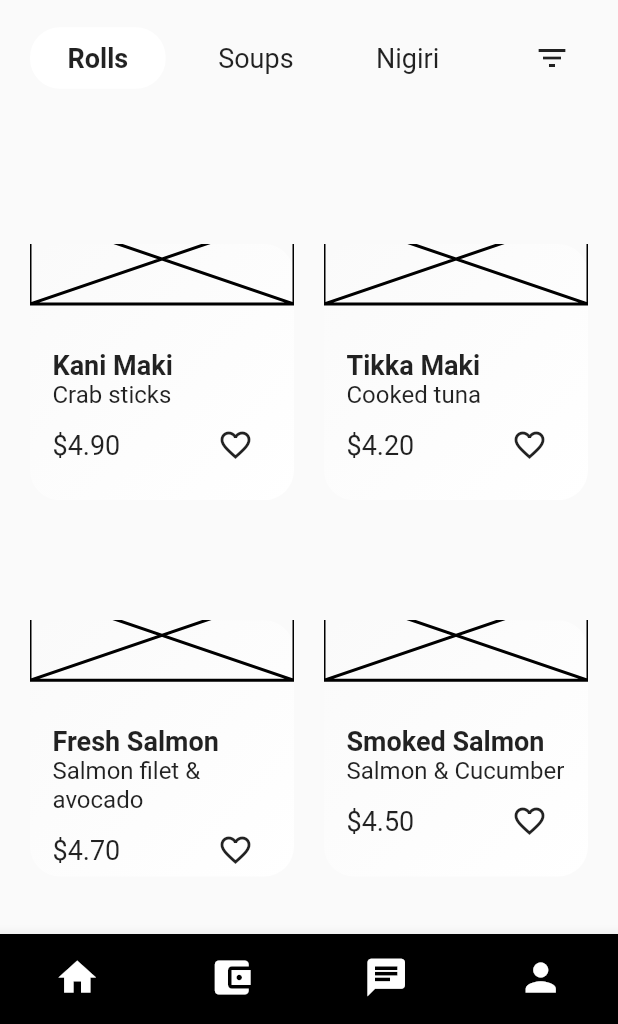
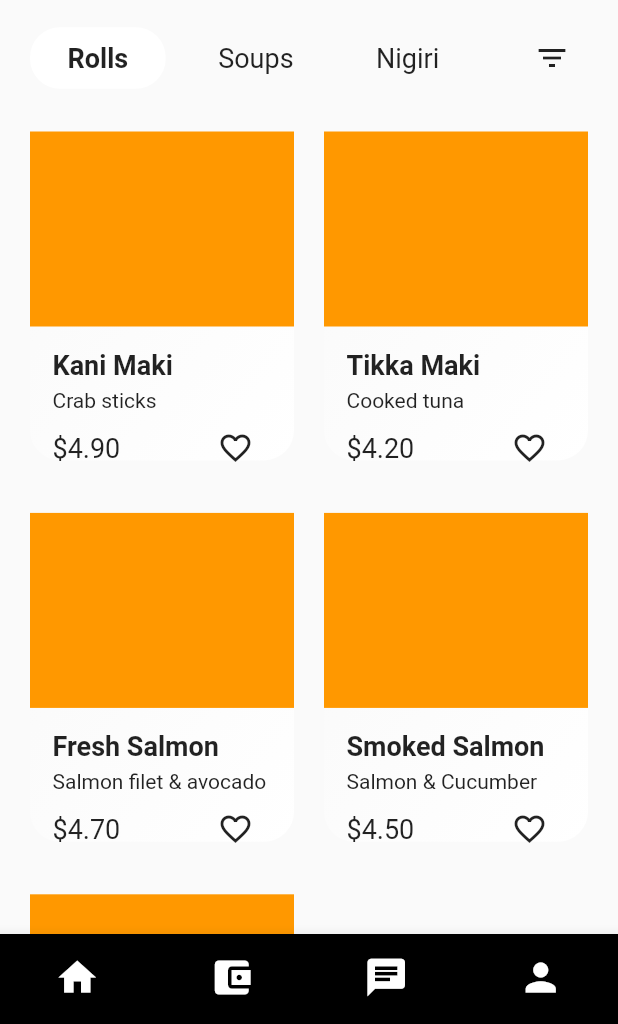
Before and after one commit to codingbbq/flutter_sushi_app, a Flutter app: the SushiListingPage screen opened by its route, on a phone screen of 412 x 824 dp, the part 212-1236 px from its top. Run offline on Flutter 3.47's test engine with Material 2 defaults, Android fonts, the phone set to English and light mode, and no system bars.

Commit message:
Getting the gridview to accomodate the images

```diff
--- a/lib/pages/listing_page/sushi_card.dart
+++ b/lib/pages/listing_page/sushi_card.dart
@@ -11,22 +11,26 @@ class SushiCard extends StatelessWidget {
     return Stack(
       children: [
         Container(
+          margin: EdgeInsets.only(
+            top: 80.0,
+          ),
           padding: EdgeInsets.only(
             top: 70.0,
             left: 15.0,
             right: 15.0,
-            bottom: 15.0,
+            bottom: 5.0,
           ),
           decoration: BoxDecoration(
             color: Colors.white,
             borderRadius: BorderRadius.circular(20.0),
             gradient: LinearGradient(
-                begin: Alignment.topLeft,
-                end: Alignment.bottomRight,
-                colors: [
-                  Colors.grey[50],
-                  Colors.white,
-                ]),
+              begin: Alignment.topLeft,
+              end: Alignment.bottomRight,
+              colors: [
+                Colors.grey[50],
+                Colors.white,
+              ],
+            ),
           ),
           child: Column(
             crossAxisAlignment: CrossAxisAlignment.start,
@@ -38,10 +42,13 @@ class SushiCard extends StatelessWidget {
                   fontSize: 18.0,
                 ),
               ),
+              SizedBox(
+                height: 5.0,
+              ),
               Text(
                 item.sushiSubTitle,
                 style: TextStyle(
-                  fontSize: 16.0,
+                  fontSize: 14.0,
                 ),
               ),
               Row(
@@ -62,17 +69,14 @@ class SushiCard extends StatelessWidget {
             ],
           ),
         ),
-
-        // Images
         Positioned(
-          left: 0,
-          right: 0,
-          top: -20.0,
+          top: 5.0,
+          left: 0.0,
+          right: 0.0,
           child: Container(
-            height: 60.0,
-            child: Placeholder(
-              color: Colors.black,
-            ),
+            height: 130,
+            width: 100,
+            color: Colors.orange,
           ),
         ),
       ],
--- a/lib/pages/listing_page/sushi_listing.dart
+++ b/lib/pages/listing_page/sushi_listing.dart
@@ -10,6 +10,7 @@ class SushiListingPage extends StatelessWidget {
     final orientation = MediaQuery.of(context).orientation;
     return Scaffold(
       backgroundColor: Colors.grey[50],
+      extendBody: true,
       appBar: AppBar(
         backgroundColor: Colors.transparent,
         shadowColor: Colors.transparent,
@@ -59,7 +60,7 @@ class SushiListingPage extends StatelessWidget {
             SushiTags(),
 
             SizedBox(
-              height: 100.0,
+              height: 20.0,
             ),
 
             Expanded(
@@ -68,8 +69,8 @@ class SushiListingPage extends StatelessWidget {
                 scrollDirection: Axis.vertical,
                 itemCount: sushiList.length,
                 gridDelegate: SliverGridDelegateWithFixedCrossAxisCount(
-                    childAspectRatio: MediaQuery.of(context).size.height / 800,
-                    mainAxisSpacing: 80.0,
+                    childAspectRatio: MediaQuery.of(context).size.height / 1050,
+                    mainAxisSpacing: 30.0,
                     crossAxisSpacing: 20.0,
                     crossAxisCount:
                         (orientation == Orientation.portrait) ? 2 : 3),
```
